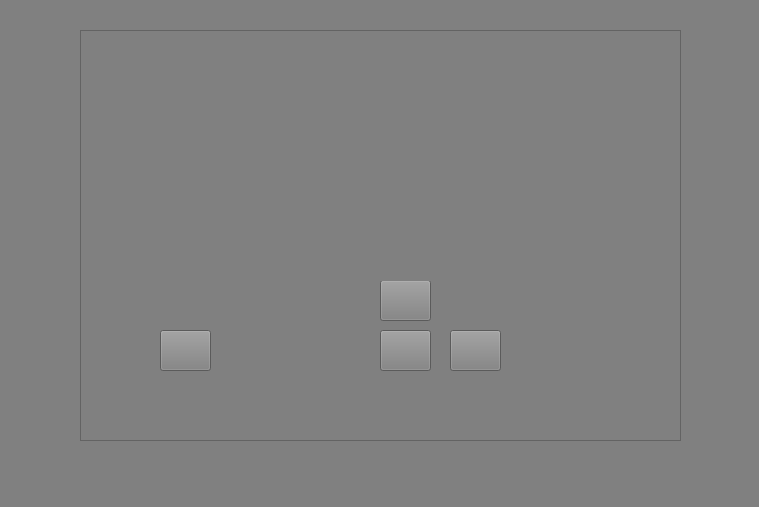
Qt form OASIS_Pro/ui/mainwindow.ui (HanLu-CA/Team-23-OASIS-Pro) before a commit.
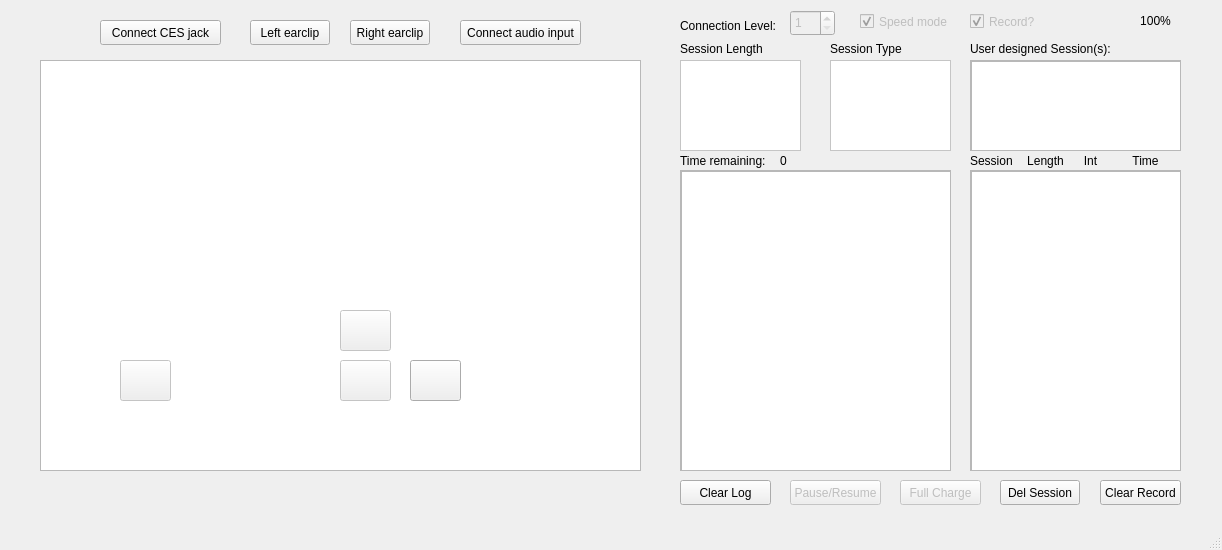
The same form after that commit. Icons and pictures are not drawn.

The edit to the form file:
```diff
--- a/OASIS_Pro/ui/mainwindow.ui
+++ b/OASIS_Pro/ui/mainwindow.ui
@@ -6,8 +6,8 @@
    <rect>
     <x>0</x>
     <y>0</y>
-    <width>759</width>
-    <height>507</height>
+    <width>1222</width>
+    <height>550</height>
    </rect>
   </property>
   <property name="windowTitle">
@@ -21,14 +21,14 @@
    <bool>false</bool>
   </property>
   <property name="styleSheet">
-   <string notr="true">background: grey;</string>
+   <string notr="true"/>
   </property>
   <widget class="QWidget" name="centralwidget">
    <widget class="QGraphicsView" name="_graphicsView">
     <property name="geometry">
      <rect>
-      <x>80</x>
-      <y>30</y>
+      <x>40</x>
+      <y>60</y>
       <width>601</width>
       <height>411</height>
      </rect>
@@ -46,12 +46,12 @@
    </widget>
    <widget class="QPushButton" name="button_start">
     <property name="enabled">
-     <bool>true</bool>
+     <bool>false</bool>
     </property>
     <property name="geometry">
      <rect>
-      <x>160</x>
-      <y>330</y>
+      <x>120</x>
+      <y>360</y>
       <width>51</width>
       <height>41</height>
      </rect>
@@ -69,27 +69,11 @@
      <string/>
     </property>
    </widget>
-   <widget class="QLabel" name="misc_CESout">
-    <property name="geometry">
-     <rect>
-      <x>120</x>
-      <y>310</y>
-      <width>31</width>
-      <height>31</height>
-     </rect>
-    </property>
-    <property name="styleSheet">
-     <string notr="true">border-image: url(:/icons/misc/CES_output_yellow.png);</string>
-    </property>
-    <property name="text">
-     <string/>
-    </property>
-   </widget>
    <widget class="QLabel" name="misc_audio">
     <property name="geometry">
      <rect>
-      <x>120</x>
-      <y>100</y>
+      <x>80</x>
+      <y>130</y>
       <width>31</width>
       <height>31</height>
      </rect>
@@ -104,8 +88,8 @@
    <widget class="QLabel" name="misc_logo">
     <property name="geometry">
      <rect>
-      <x>470</x>
-      <y>180</y>
+      <x>430</x>
+      <y>210</y>
       <width>161</width>
       <height>121</height>
      </rect>
@@ -120,8 +104,8 @@
    <widget class="QLabel" name="misc_corp">
     <property name="geometry">
      <rect>
-      <x>540</x>
-      <y>100</y>
+      <x>500</x>
+      <y>130</y>
       <width>91</width>
       <height>20</height>
      </rect>
@@ -136,8 +120,8 @@
    <widget class="QLabel" name="misc_country">
     <property name="geometry">
      <rect>
-      <x>550</x>
-      <y>350</y>
+      <x>510</x>
+      <y>380</y>
       <width>81</width>
       <height>21</height>
      </rect>
@@ -150,10 +134,13 @@
     </property>
    </widget>
    <widget class="QPushButton" name="button_up">
+    <property name="enabled">
+     <bool>false</bool>
+    </property>
     <property name="geometry">
      <rect>
-      <x>380</x>
-      <y>280</y>
+      <x>340</x>
+      <y>310</y>
       <width>51</width>
       <height>41</height>
      </rect>
@@ -172,10 +159,13 @@
     </property>
    </widget>
    <widget class="QPushButton" name="button_down">
+    <property name="enabled">
+     <bool>false</bool>
+    </property>
     <property name="geometry">
      <rect>
-      <x>380</x>
-      <y>330</y>
+      <x>340</x>
+      <y>360</y>
       <width>51</width>
       <height>41</height>
      </rect>
@@ -196,10 +186,10 @@
    <widget class="QLabel" name="freq_MET">
     <property name="geometry">
      <rect>
-      <x>170</x>
-      <y>150</y>
+      <x>130</x>
+      <y>180</y>
       <width>31</width>
-      <height>31</height>
+      <height>21</height>
      </rect>
     </property>
     <property name="styleSheet">
@@ -212,8 +202,8 @@
    <widget class="QLabel" name="ses_20min">
     <property name="geometry">
      <rect>
-      <x>210</x>
-      <y>110</y>
+      <x>170</x>
+      <y>140</y>
       <width>31</width>
       <height>31</height>
      </rect>
@@ -228,8 +218,8 @@
    <widget class="QLabel" name="ses_45min">
     <property name="geometry">
      <rect>
-      <x>250</x>
-      <y>110</y>
+      <x>210</x>
+      <y>140</y>
       <width>31</width>
       <height>31</height>
      </rect>
@@ -244,8 +234,8 @@
    <widget class="QLabel" name="ses_3hour">
     <property name="geometry">
      <rect>
-      <x>290</x>
-      <y>110</y>
+      <x>250</x>
+      <y>140</y>
       <width>31</width>
       <height>31</height>
      </rect>
@@ -260,8 +250,8 @@
    <widget class="QLabel" name="ses_userDef">
     <property name="geometry">
      <rect>
-      <x>330</x>
-      <y>110</y>
+      <x>290</x>
+      <y>140</y>
       <width>31</width>
       <height>31</height>
      </rect>
@@ -276,8 +266,8 @@
    <widget class="QPushButton" name="button_power">
     <property name="geometry">
      <rect>
-      <x>450</x>
-      <y>330</y>
+      <x>410</x>
+      <y>360</y>
       <width>51</width>
       <height>41</height>
      </rect>
@@ -298,8 +288,8 @@
    <widget class="QLabel" name="misc_intensity">
     <property name="geometry">
      <rect>
-      <x>380</x>
-      <y>250</y>
+      <x>340</x>
+      <y>280</y>
       <width>54</width>
       <height>31</height>
      </rect>
@@ -314,8 +304,8 @@
    <widget class="QLabel" name="misc_powersig">
     <property name="geometry">
      <rect>
-      <x>460</x>
-      <y>310</y>
+      <x>420</x>
+      <y>340</y>
       <width>31</width>
       <height>20</height>
      </rect>
@@ -330,8 +320,8 @@
    <widget class="QLabel" name="freq_sDelta">
     <property name="geometry">
      <rect>
-      <x>200</x>
-      <y>150</y>
+      <x>160</x>
+      <y>180</y>
       <width>21</width>
       <height>21</height>
      </rect>
@@ -346,8 +336,8 @@
    <widget class="QLabel" name="freq_delta">
     <property name="geometry">
      <rect>
-      <x>230</x>
-      <y>150</y>
+      <x>190</x>
+      <y>180</y>
       <width>21</width>
       <height>21</height>
      </rect>
@@ -362,8 +352,8 @@
    <widget class="QLabel" name="freq_theta">
     <property name="geometry">
      <rect>
-      <x>260</x>
-      <y>150</y>
+      <x>220</x>
+      <y>180</y>
       <width>21</width>
       <height>21</height>
      </rect>
@@ -378,8 +368,8 @@
    <widget class="QLabel" name="freq_alpha">
     <property name="geometry">
      <rect>
-      <x>290</x>
-      <y>150</y>
+      <x>250</x>
+      <y>180</y>
       <width>21</width>
       <height>20</height>
      </rect>
@@ -394,8 +384,8 @@
    <widget class="QLabel" name="freq_beta1">
     <property name="geometry">
      <rect>
-      <x>320</x>
-      <y>150</y>
+      <x>280</x>
+      <y>180</y>
       <width>21</width>
       <height>21</height>
      </rect>
@@ -410,8 +400,8 @@
    <widget class="QLabel" name="freq_beta2">
     <property name="geometry">
      <rect>
-      <x>350</x>
-      <y>150</y>
+      <x>310</x>
+      <y>180</y>
       <width>21</width>
       <height>20</height>
      </rect>
@@ -426,8 +416,8 @@
    <widget class="QLabel" name="freq_100hz">
     <property name="geometry">
      <rect>
-      <x>380</x>
-      <y>150</y>
+      <x>340</x>
+      <y>180</y>
       <width>31</width>
       <height>20</height>
      </rect>
@@ -442,8 +432,8 @@
    <widget class="QLabel" name="ces_spulse">
     <property name="geometry">
      <rect>
-      <x>430</x>
-      <y>90</y>
+      <x>390</x>
+      <y>120</y>
       <width>31</width>
       <height>16</height>
      </rect>
@@ -458,8 +448,8 @@
    <widget class="QLabel" name="ces_dutycycle">
     <property name="geometry">
      <rect>
-      <x>470</x>
-      <y>90</y>
+      <x>430</x>
+      <y>120</y>
       <width>31</width>
       <height>16</height>
      </rect>
@@ -474,8 +464,8 @@
    <widget class="QLabel" name="ces_left">
     <property name="geometry">
      <rect>
-      <x>430</x>
-      <y>110</y>
+      <x>390</x>
+      <y>140</y>
       <width>31</width>
       <height>21</height>
      </rect>
@@ -490,8 +480,8 @@
    <widget class="QLabel" name="ces_right">
     <property name="geometry">
      <rect>
-      <x>470</x>
-      <y>110</y>
+      <x>430</x>
+      <y>140</y>
       <width>31</width>
       <height>21</height>
      </rect>
@@ -506,9 +496,9 @@
    <widget class="QLabel" name="tdcs_l1">
     <property name="geometry">
      <rect>
-      <x>240</x>
-      <y>360</y>
-      <width>101</width>
+      <x>200</x>
+      <y>390</y>
+      <width>41</width>
       <height>17</height>
      </rect>
     </property>
@@ -522,9 +512,9 @@
    <widget class="QLabel" name="label">
     <property name="geometry">
      <rect>
-      <x>240</x>
-      <y>340</y>
-      <width>101</width>
+      <x>200</x>
+      <y>370</y>
+      <width>41</width>
       <height>17</height>
      </rect>
     </property>
@@ -538,9 +528,9 @@
    <widget class="QLabel" name="label_2">
     <property name="geometry">
      <rect>
-      <x>240</x>
-      <y>320</y>
-      <width>101</width>
+      <x>200</x>
+      <y>350</y>
+      <width>41</width>
       <height>17</height>
      </rect>
     </property>
@@ -554,14 +544,110 @@
    <widget class="QLabel" name="label_3">
     <property name="geometry">
      <rect>
-      <x>240</x>
-      <y>300</y>
-      <width>101</width>
+      <x>200</x>
+      <y>330</y>
+      <width>41</width>
+      <height>17</height>
+     </rect>
+    </property>
+    <property name="styleSheet">
+     <string notr="true">border-image: url(:/icons/connection/lev4_default.png);</string>
+    </property>
+    <property name="text">
+     <string/>
+    </property>
+   </widget>
+   <widget class="QLabel" name="con_lev5">
+    <property name="geometry">
+     <rect>
+      <x>200</x>
+      <y>310</y>
+      <width>41</width>
+      <height>17</height>
+     </rect>
+    </property>
+    <property name="styleSheet">
+     <string notr="true">border-image: url(:/icons/connection/lev5_default.png);</string>
+    </property>
+    <property name="text">
+     <string/>
+    </property>
+   </widget>
+   <widget class="QLabel" name="con_lev6">
+    <property name="geometry">
+     <rect>
+      <x>200</x>
+      <y>290</y>
+      <width>41</width>
+      <height>17</height>
+     </rect>
+    </property>
+    <property name="styleSheet">
+     <string notr="true">border-image: url(:/icons/connection/lev6_default.png);</string>
+    </property>
+    <property name="text">
+     <string/>
+    </property>
+   </widget>
+   <widget class="QLabel" name="con_lev7">
+    <property name="geometry">
+     <rect>
+      <x>200</x>
+      <y>270</y>
+      <width>41</width>
+      <height>17</height>
+     </rect>
+    </property>
+    <property name="styleSheet">
+     <string notr="true">border-image: url(:/icons/connection/lev7_default.png);</string>
+    </property>
+    <property name="text">
+     <string/>
+    </property>
+   </widget>
+   <widget class="QLabel" name="con_lev8">
+    <property name="geometry">
+     <rect>
+      <x>200</x>
+      <y>250</y>
+      <width>41</width>
+      <height>17</height>
+     </rect>
+    </property>
+    <property name="styleSheet">
+     <string notr="true">border-image: url(:/icons/connection/lev8_default.png);</string>
+    </property>
+    <property name="text">
+     <string/>
+    </property>
+   </widget>
+   <widget class="QLabel" name="tdcs_025">
+    <property name="geometry">
+     <rect>
+      <x>260</x>
+      <y>390</y>
+      <width>41</width>
+      <height>17</height>
+     </rect>
+    </property>
+    <property name="styleSheet">
+     <string notr="true">border-image: url(:/icons/tDCS/0.25_default.png);</string>
+    </property>
+    <property name="text">
+     <string/>
+    </property>
+   </widget>
+   <widget class="QLabel" name="tdcs_050">
+    <property name="geometry">
+     <rect>
+      <x>260</x>
+      <y>370</y>
+      <width>41</width>
       <height>16</height>
      </rect>
     </property>
     <property name="styleSheet">
-     <string notr="true">border-image: url(:/icons/tDCS/level4_default.png);</string>
+     <string notr="true">border-image: url(:/icons/tDCS/0.50_default.png);</string>
     </property>
     <property name="text">
      <string/>
@@ -570,9 +656,9 @@
    <widget class="QLabel" name="label_4">
     <property name="geometry">
      <rect>
-      <x>240</x>
-      <y>280</y>
-      <width>101</width>
+      <x>260</x>
+      <y>350</y>
+      <width>41</width>
       <height>17</height>
      </rect>
     </property>
@@ -586,9 +672,9 @@
    <widget class="QLabel" name="label_5">
     <property name="geometry">
      <rect>
-      <x>240</x>
-      <y>260</y>
-      <width>101</width>
+      <x>260</x>
+      <y>330</y>
+      <width>41</width>
       <height>17</height>
      </rect>
     </property>
@@ -602,9 +688,9 @@
    <widget class="QLabel" name="label_6">
     <property name="geometry">
      <rect>
-      <x>240</x>
-      <y>240</y>
-      <width>101</width>
+      <x>260</x>
+      <y>310</y>
+      <width>41</width>
       <height>17</height>
      </rect>
     </property>
@@ -618,25 +704,57 @@
    <widget class="QLabel" name="label_7">
     <property name="geometry">
      <rect>
-      <x>240</x>
+      <x>260</x>
+      <y>290</y>
+      <width>41</width>
+      <height>17</height>
+     </rect>
+    </property>
+    <property name="styleSheet">
+     <string notr="true">border-image: url(:/icons/tDCS/2.00_default.png);</string>
+    </property>
+    <property name="text">
+     <string/>
+    </property>
+   </widget>
+   <widget class="QLabel" name="tdcs_p1">
+    <property name="geometry">
+     <rect>
+      <x>260</x>
+      <y>270</y>
+      <width>41</width>
+      <height>16</height>
+     </rect>
+    </property>
+    <property name="styleSheet">
+     <string notr="true">border-image: url(:/icons/tDCS/+1_default.png);</string>
+    </property>
+    <property name="text">
+     <string/>
+    </property>
+   </widget>
+   <widget class="QLabel" name="tdcs_p2">
+    <property name="geometry">
+     <rect>
+      <x>260</x>
+      <y>250</y>
+      <width>41</width>
+      <height>16</height>
+     </rect>
+    </property>
+    <property name="styleSheet">
+     <string notr="true">border-image: url(:/icons/tDCS/+2_default.png);</string>
+    </property>
+    <property name="text">
+     <string/>
+    </property>
+   </widget>
+   <widget class="QLabel" name="tdcs_tag">
+    <property name="geometry">
+     <rect>
+      <x>260</x>
       <y>220</y>
-      <width>101</width>
-      <height>17</height>
-     </rect>
-    </property>
-    <property name="styleSheet">
-     <string notr="true">border-image: url(:/icons/tDCS/level8_default.png);</string>
-    </property>
-    <property name="text">
-     <string/>
-    </property>
-   </widget>
-   <widget class="QLabel" name="label_8">
-    <property name="geometry">
-     <rect>
-      <x>300</x>
-      <y>190</y>
-      <width>54</width>
+      <width>41</width>
       <height>21</height>
      </rect>
     </property>
@@ -647,6 +765,1045 @@
      <string/>
     </property>
    </widget>
+   <widget class="QScrollArea" name="scrollArea">
+    <property name="geometry">
+     <rect>
+      <x>680</x>
+      <y>170</y>
+      <width>271</width>
+      <height>301</height>
+     </rect>
+    </property>
+    <property name="widgetResizable">
+     <bool>true</bool>
+    </property>
+    <widget class="QWidget" name="scrollAreaWidgetContents">
+     <property name="geometry">
+      <rect>
+       <x>0</x>
+       <y>0</y>
+       <width>269</width>
+       <height>299</height>
+      </rect>
+     </property>
+     <widget class="QTextBrowser" name="logDisplay">
+      <property name="geometry">
+       <rect>
+        <x>0</x>
+        <y>0</y>
+        <width>271</width>
+        <height>301</height>
+       </rect>
+      </property>
+      <property name="autoFillBackground">
+       <bool>false</bool>
+      </property>
+     </widget>
+    </widget>
+   </widget>
+   <widget class="QPushButton" name="button_ces">
+    <property name="geometry">
+     <rect>
+      <x>100</x>
+      <y>20</y>
+      <width>121</width>
+      <height>25</height>
+     </rect>
+    </property>
+    <property name="text">
+     <string>Connect CES jack</string>
+    </property>
+   </widget>
+   <widget class="QPushButton" name="button_audio">
+    <property name="geometry">
+     <rect>
+      <x>460</x>
+      <y>20</y>
+      <width>121</width>
+      <height>25</height>
+     </rect>
+    </property>
+    <property name="text">
+     <string>Connect audio input</string>
+    </property>
+   </widget>
+   <widget class="QWidget" name="tdcs" native="true">
+    <property name="geometry">
+     <rect>
+      <x>260</x>
+      <y>250</y>
+      <width>41</width>
+      <height>161</height>
+     </rect>
+    </property>
+    <widget class="QLabel" name="tdcs_025_lit">
+     <property name="geometry">
+      <rect>
+       <x>0</x>
+       <y>140</y>
+       <width>41</width>
+       <height>16</height>
+      </rect>
+     </property>
+     <property name="styleSheet">
+      <string notr="true">border-image:url(:/icons/tDCS/0.25_lit.png)</string>
+     </property>
+     <property name="text">
+      <string/>
+     </property>
+    </widget>
+    <widget class="QLabel" name="tdcs_050_lit">
+     <property name="geometry">
+      <rect>
+       <x>0</x>
+       <y>120</y>
+       <width>41</width>
+       <height>16</height>
+      </rect>
+     </property>
+     <property name="styleSheet">
+      <string notr="true">border-image:url(:/icons/tDCS/0.50_lit.png)</string>
+     </property>
+     <property name="text">
+      <string/>
+     </property>
+    </widget>
+    <widget class="QLabel" name="tdcs_075_lit">
+     <property name="geometry">
+      <rect>
+       <x>0</x>
+       <y>100</y>
+       <width>41</width>
+       <height>16</height>
+      </rect>
+     </property>
+     <property name="styleSheet">
+      <string notr="true">border-image:url(:/icons/tDCS/0.75_lit.png)</string>
+     </property>
+     <property name="text">
+      <string/>
+     </property>
+    </widget>
+    <widget class="QLabel" name="tdcs_100_lit">
+     <property name="geometry">
+      <rect>
+       <x>0</x>
+       <y>80</y>
+       <width>41</width>
+       <height>16</height>
+      </rect>
+     </property>
+     <property name="styleSheet">
+      <string notr="true">border-image:url(:/icons/tDCS/1.00_lit.png)</string>
+     </property>
+     <property name="text">
+      <string/>
+     </property>
+    </widget>
+    <widget class="QLabel" name="tdcs_150_lit">
+     <property name="geometry">
+      <rect>
+       <x>0</x>
+       <y>60</y>
+       <width>41</width>
+       <height>16</height>
+      </rect>
+     </property>
+     <property name="styleSheet">
+      <string notr="true">border-image:url(:/icons/tDCS/1.50_lit.png)</string>
+     </property>
+     <property name="text">
+      <string/>
+     </property>
+    </widget>
+    <widget class="QLabel" name="tdcs_200_lit">
+     <property name="geometry">
+      <rect>
+       <x>0</x>
+       <y>40</y>
+       <width>41</width>
+       <height>16</height>
+      </rect>
+     </property>
+     <property name="styleSheet">
+      <string notr="true">border-image:url(:/icons/tDCS/2.00_lit.png)</string>
+     </property>
+     <property name="text">
+      <string/>
+     </property>
+    </widget>
+    <widget class="QLabel" name="tdcs_p1_lit">
+     <property name="geometry">
+      <rect>
+       <x>0</x>
+       <y>20</y>
+       <width>41</width>
+       <height>16</height>
+      </rect>
+     </property>
+     <property name="styleSheet">
+      <string notr="true">border-image:url(:/icons/tDCS/+1_lit.png)</string>
+     </property>
+     <property name="text">
+      <string/>
+     </property>
+    </widget>
+    <widget class="QLabel" name="tdcs_p2_lit">
+     <property name="geometry">
+      <rect>
+       <x>0</x>
+       <y>0</y>
+       <width>41</width>
+       <height>16</height>
+      </rect>
+     </property>
+     <property name="styleSheet">
+      <string notr="true">border-image:url(:/icons/tDCS/+2_lit.png)</string>
+     </property>
+     <property name="text">
+      <string/>
+     </property>
+    </widget>
+   </widget>
+   <widget class="QLabel" name="ces_jack">
+    <property name="geometry">
+     <rect>
+      <x>80</x>
+      <y>340</y>
+      <width>31</width>
+      <height>21</height>
+     </rect>
+    </property>
+    <property name="styleSheet">
+     <string notr="true">border-image:url(:/icons/misc/CES_output_default.png)</string>
+    </property>
+    <property name="text">
+     <string/>
+    </property>
+   </widget>
+   <widget class="QWidget" name="sessionWidget" native="true">
+    <property name="geometry">
+     <rect>
+      <x>120</x>
+      <y>110</y>
+      <width>341</width>
+      <height>101</height>
+     </rect>
+    </property>
+    <widget class="QLabel" name="lit_ses_20min">
+     <property name="geometry">
+      <rect>
+       <x>50</x>
+       <y>30</y>
+       <width>31</width>
+       <height>31</height>
+      </rect>
+     </property>
+     <property name="styleSheet">
+      <string notr="true">border-image:url(:/icons/session group/20m_green.png)</string>
+     </property>
+     <property name="text">
+      <string/>
+     </property>
+    </widget>
+    <widget class="QLabel" name="lit_ses_45min">
+     <property name="geometry">
+      <rect>
+       <x>90</x>
+       <y>30</y>
+       <width>31</width>
+       <height>31</height>
+      </rect>
+     </property>
+     <property name="styleSheet">
+      <string notr="true">border-image:url(:/icons/session group/45m_yellow.png)</string>
+     </property>
+     <property name="text">
+      <string/>
+     </property>
+    </widget>
+    <widget class="QLabel" name="lit_ses_3hour">
+     <property name="geometry">
+      <rect>
+       <x>130</x>
+       <y>30</y>
+       <width>31</width>
+       <height>31</height>
+      </rect>
+     </property>
+     <property name="styleSheet">
+      <string notr="true">border-image:url(:/icons/session group/3h_green.png)</string>
+     </property>
+     <property name="text">
+      <string/>
+     </property>
+    </widget>
+    <widget class="QLabel" name="lit_ses_userDef">
+     <property name="geometry">
+      <rect>
+       <x>170</x>
+       <y>30</y>
+       <width>31</width>
+       <height>31</height>
+      </rect>
+     </property>
+     <property name="styleSheet">
+      <string notr="true">border-image:url(:/icons/session group/userDefine_yellow.png)</string>
+     </property>
+     <property name="text">
+      <string/>
+     </property>
+    </widget>
+    <widget class="QLabel" name="ces_spulse_lit">
+     <property name="geometry">
+      <rect>
+       <x>270</x>
+       <y>10</y>
+       <width>31</width>
+       <height>16</height>
+      </rect>
+     </property>
+     <property name="styleSheet">
+      <string notr="true">border-image:url(:/icons/CES mode/spulse_red.png)</string>
+     </property>
+     <property name="text">
+      <string/>
+     </property>
+    </widget>
+    <widget class="QLabel" name="ces_dutycycle_lit">
+     <property name="geometry">
+      <rect>
+       <x>310</x>
+       <y>10</y>
+       <width>31</width>
+       <height>16</height>
+      </rect>
+     </property>
+     <property name="styleSheet">
+      <string notr="true">border-image:url(:/icons/CES mode/dutycycle_red.png)</string>
+     </property>
+     <property name="text">
+      <string/>
+     </property>
+    </widget>
+    <widget class="QLabel" name="lit_freq_MET">
+     <property name="geometry">
+      <rect>
+       <x>10</x>
+       <y>70</y>
+       <width>31</width>
+       <height>21</height>
+      </rect>
+     </property>
+     <property name="styleSheet">
+      <string notr="true">border-image:url(:/icons/session freq/MET_red.png)</string>
+     </property>
+     <property name="text">
+      <string/>
+     </property>
+    </widget>
+    <widget class="QLabel" name="lit_freq_sDelta">
+     <property name="geometry">
+      <rect>
+       <x>40</x>
+       <y>70</y>
+       <width>21</width>
+       <height>21</height>
+      </rect>
+     </property>
+     <property name="styleSheet">
+      <string notr="true">border-image:url(:/icons/session freq/sDel_green.png)</string>
+     </property>
+     <property name="text">
+      <string/>
+     </property>
+    </widget>
+    <widget class="QLabel" name="lit_freq_delta">
+     <property name="geometry">
+      <rect>
+       <x>70</x>
+       <y>70</y>
+       <width>21</width>
+       <height>21</height>
+      </rect>
+     </property>
+     <property name="styleSheet">
+      <string notr="true">border-image:url(:/icons/session freq/del_yellow.png)</string>
+     </property>
+     <property name="text">
+      <string/>
+     </property>
+    </widget>
+    <widget class="QLabel" name="lit_freq_theta">
+     <property name="geometry">
+      <rect>
+       <x>100</x>
+       <y>70</y>
+       <width>21</width>
+       <height>21</height>
+      </rect>
+     </property>
+     <property name="styleSheet">
+      <string notr="true">border-image:url(:/icons/session freq/theta_green.png)</string>
+     </property>
+     <property name="text">
+      <string/>
+     </property>
+    </widget>
+    <widget class="QLabel" name="lit_freq_alpha">
+     <property name="geometry">
+      <rect>
+       <x>130</x>
+       <y>70</y>
+       <width>21</width>
+       <height>21</height>
+      </rect>
+     </property>
+     <property name="styleSheet">
+      <string notr="true">border-image:url(:/icons/session freq/alpha_yellow.png)</string>
+     </property>
+     <property name="text">
+      <string/>
+     </property>
+    </widget>
+    <widget class="QLabel" name="lit_freq_beta1">
+     <property name="geometry">
+      <rect>
+       <x>160</x>
+       <y>70</y>
+       <width>21</width>
+       <height>21</height>
+      </rect>
+     </property>
+     <property name="styleSheet">
+      <string notr="true">border-image:url(:/icons/session freq/beta1_green.png)</string>
+     </property>
+     <property name="text">
+      <string/>
+     </property>
+    </widget>
+    <widget class="QLabel" name="lit_freq_beta2">
+     <property name="geometry">
+      <rect>
+       <x>190</x>
+       <y>70</y>
+       <width>21</width>
+       <height>21</height>
+      </rect>
+     </property>
+     <property name="styleSheet">
+      <string notr="true">border-image:url(:/icons/session freq/beta2_yellow.png)</string>
+     </property>
+     <property name="text">
+      <string/>
+     </property>
+    </widget>
+    <widget class="QLabel" name="lit_freq_100hz">
+     <property name="geometry">
+      <rect>
+       <x>220</x>
+       <y>70</y>
+       <width>31</width>
+       <height>21</height>
+      </rect>
+     </property>
+     <property name="styleSheet">
+      <string notr="true">border-image:url(:/icons/session freq/100hz_green.png)</string>
+     </property>
+     <property name="text">
+      <string/>
+     </property>
+    </widget>
+   </widget>
+   <widget class="QListWidget" name="ses_len_widget">
+    <property name="enabled">
+     <bool>false</bool>
+    </property>
+    <property name="geometry">
+     <rect>
+      <x>680</x>
+      <y>60</y>
+      <width>121</width>
+      <height>91</height>
+     </rect>
+    </property>
+    <property name="styleSheet">
+     <string notr="true">background-color: rgb(255, 255, 255);</string>
+    </property>
+   </widget>
+   <widget class="QListWidget" name="ses_type_widget">
+    <property name="enabled">
+     <bool>false</bool>
+    </property>
+    <property name="geometry">
+     <rect>
+      <x>830</x>
+      <y>60</y>
+      <width>121</width>
+      <height>91</height>
+     </rect>
+    </property>
+    <property name="styleSheet">
+     <string notr="true">background-color: rgb(255, 255, 255);</string>
+    </property>
+   </widget>
+   <widget class="QPushButton" name="button_clearLog">
+    <property name="geometry">
+     <rect>
+      <x>680</x>
+      <y>480</y>
+      <width>91</width>
+      <height>25</height>
+     </rect>
+    </property>
+    <property name="text">
+     <string>Clear Log</string>
+    </property>
+   </widget>
+   <widget class="QPushButton" name="earclip_left">
+    <property name="geometry">
+     <rect>
+      <x>250</x>
+      <y>20</y>
+      <width>80</width>
+      <height>25</height>
+     </rect>
+    </property>
+    <property name="text">
+     <string>Left earclip</string>
+    </property>
+   </widget>
+   <widget class="QPushButton" name="earclip_right">
+    <property name="geometry">
+     <rect>
+      <x>350</x>
+      <y>20</y>
+      <width>80</width>
+      <height>25</height>
+     </rect>
+    </property>
+    <property name="text">
+     <string>Right earclip</string>
+    </property>
+   </widget>
+   <widget class="QSpinBox" name="connection">
+    <property name="enabled">
+     <bool>false</bool>
+    </property>
+    <property name="geometry">
+     <rect>
+      <x>790</x>
+      <y>10</y>
+      <width>45</width>
+      <height>26</height>
+     </rect>
+    </property>
+    <property name="minimum">
+     <number>1</number>
+    </property>
+    <property name="maximum">
+     <number>3</number>
+    </property>
+   </widget>
+   <widget class="QLabel" name="connection_label">
+    <property name="geometry">
+     <rect>
+      <x>680</x>
+      <y>10</y>
+      <width>101</width>
+      <height>31</height>
+     </rect>
+    </property>
+    <property name="text">
+     <string>Connection Level:</string>
+    </property>
+   </widget>
+   <widget class="QLabel" name="time_tag">
+    <property name="geometry">
+     <rect>
+      <x>680</x>
+      <y>150</y>
+      <width>101</width>
+      <height>21</height>
+     </rect>
+    </property>
+    <property name="text">
+     <string>Time remaining:</string>
+    </property>
+   </widget>
+   <widget class="QLabel" name="time_remain">
+    <property name="geometry">
+     <rect>
+      <x>780</x>
+      <y>150</y>
+      <width>51</width>
+      <height>21</height>
+     </rect>
+    </property>
+    <property name="text">
+     <string>0</string>
+    </property>
+   </widget>
+   <widget class="QPushButton" name="button_pause">
+    <property name="enabled">
+     <bool>false</bool>
+    </property>
+    <property name="geometry">
+     <rect>
+      <x>790</x>
+      <y>480</y>
+      <width>91</width>
+      <height>25</height>
+     </rect>
+    </property>
+    <property name="text">
+     <string>Pause/Resume</string>
+    </property>
+   </widget>
+   <widget class="QLabel" name="battery_state">
+    <property name="geometry">
+     <rect>
+      <x>1130</x>
+      <y>10</y>
+      <width>51</width>
+      <height>21</height>
+     </rect>
+    </property>
+    <property name="layoutDirection">
+     <enum>Qt::LeftToRight</enum>
+    </property>
+    <property name="styleSheet">
+     <string notr="true">border-image: url(:/overlay/bat_green.png)</string>
+    </property>
+    <property name="text">
+     <string>100%</string>
+    </property>
+    <property name="alignment">
+     <set>Qt::AlignCenter</set>
+    </property>
+   </widget>
+   <widget class="QWidget" name="connectivity" native="true">
+    <property name="geometry">
+     <rect>
+      <x>200</x>
+      <y>250</y>
+      <width>41</width>
+      <height>161</height>
+     </rect>
+    </property>
+    <widget class="QWidget" name="connectivity_1" native="true">
+     <property name="geometry">
+      <rect>
+       <x>0</x>
+       <y>100</y>
+       <width>41</width>
+       <height>61</height>
+      </rect>
+     </property>
+     <widget class="QLabel" name="con_lev1_lit">
+      <property name="geometry">
+       <rect>
+        <x>0</x>
+        <y>40</y>
+        <width>41</width>
+        <height>16</height>
+       </rect>
+      </property>
+      <property name="styleSheet">
+       <string notr="true">border-image:url(:/icons/connection/lev1_lit.png)</string>
+      </property>
+      <property name="text">
+       <string/>
+      </property>
+     </widget>
+     <widget class="QLabel" name="con_lev2_lit">
+      <property name="geometry">
+       <rect>
+        <x>0</x>
+        <y>20</y>
+        <width>41</width>
+        <height>16</height>
+       </rect>
+      </property>
+      <property name="styleSheet">
+       <string notr="true">border-image:url(:/icons/connection/lev2_lit.png)</string>
+      </property>
+      <property name="text">
+       <string/>
+      </property>
+     </widget>
+     <widget class="QLabel" name="con_lev3_lit">
+      <property name="geometry">
+       <rect>
+        <x>0</x>
+        <y>0</y>
+        <width>41</width>
+        <height>16</height>
+       </rect>
+      </property>
+      <property name="styleSheet">
+       <string notr="true">border-image:url(:/icons/connection/lev3_lit.png)</string>
+      </property>
+      <property name="text">
+       <string/>
+      </property>
+     </widget>
+    </widget>
+    <widget class="QWidget" name="connectivity_2" native="true">
+     <property name="geometry">
+      <rect>
+       <x>0</x>
+       <y>40</y>
+       <width>41</width>
+       <height>61</height>
+      </rect>
+     </property>
+     <widget class="QLabel" name="con_lev4_lit">
+      <property name="geometry">
+       <rect>
+        <x>0</x>
+        <y>40</y>
+        <width>41</width>
+        <height>16</height>
+       </rect>
+      </property>
+      <property name="styleSheet">
+       <string notr="true">border-image:url(:/icons/connection/lev4_lit.png)</string>
+      </property>
+      <property name="text">
+       <string/>
+      </property>
+     </widget>
+     <widget class="QLabel" name="con_lev5_lit">
+      <property name="geometry">
+       <rect>
+        <x>0</x>
+        <y>20</y>
+        <width>41</width>
+        <height>16</height>
+       </rect>
+      </property>
+      <property name="styleSheet">
+       <string notr="true">border-image:url(:/icons/connection/lev5_lit.png)</string>
+      </property>
+      <property name="text">
+       <string/>
+      </property>
+     </widget>
+     <widget class="QLabel" name="con_lev6_lit">
+      <property name="geometry">
+       <rect>
+        <x>0</x>
+        <y>0</y>
+        <width>41</width>
+        <height>16</height>
+       </rect>
+      </property>
+      <property name="styleSheet">
+       <string notr="true">border-image:url(:/icons/connection/lev6_lit.png)</string>
+      </property>
+      <property name="text">
+       <string/>
+      </property>
+     </widget>
+    </widget>
+    <widget class="QWidget" name="connectivity_3" native="true">
+     <property name="geometry">
+      <rect>
+       <x>0</x>
+       <y>0</y>
+       <width>41</width>
+       <height>41</height>
+      </rect>
+     </property>
+     <widget class="QLabel" name="con_lev7_lit">
+      <property name="geometry">
+       <rect>
+        <x>0</x>
+        <y>20</y>
+        <width>41</width>
+        <height>16</height>
+       </rect>
+      </property>
+      <property name="styleSheet">
+       <string notr="true">border-image:url(:/icons/connection/lev7_lit.png)</string>
+      </property>
+      <property name="text">
+       <string/>
+      </property>
+     </widget>
+     <widget class="QLabel" name="con_lev8_lit">
+      <property name="geometry">
+       <rect>
+        <x>0</x>
+        <y>0</y>
+        <width>41</width>
+        <height>16</height>
+       </rect>
+      </property>
+      <property name="styleSheet">
+       <string notr="true">border-image:url(:/icons/connection/lev8_lit.png)</string>
+      </property>
+      <property name="text">
+       <string/>
+      </property>
+     </widget>
+    </widget>
+   </widget>
+   <widget class="QPushButton" name="button_charge">
+    <property name="enabled">
+     <bool>false</bool>
+    </property>
+    <property name="geometry">
+     <rect>
+      <x>900</x>
+      <y>480</y>
+      <width>81</width>
+      <height>25</height>
+     </rect>
+    </property>
+    <property name="text">
+     <string>Full Charge</string>
+    </property>
+   </widget>
+   <widget class="QLabel" name="ses_list_tag">
+    <property name="geometry">
+     <rect>
+      <x>970</x>
+      <y>40</y>
+      <width>151</width>
+      <height>17</height>
+     </rect>
+    </property>
+    <property name="text">
+     <string>User designed Session(s):</string>
+    </property>
+   </widget>
+   <widget class="QPushButton" name="button_clearRecord">
+    <property name="geometry">
+     <rect>
+      <x>1100</x>
+      <y>480</y>
+      <width>81</width>
+      <height>25</height>
+     </rect>
+    </property>
+    <property name="text">
+     <string>Clear Record</string>
+    </property>
+   </widget>
+   <widget class="QScrollArea" name="scrollArea_2">
+    <property name="geometry">
+     <rect>
+      <x>970</x>
+      <y>170</y>
+      <width>211</width>
+      <height>301</height>
+     </rect>
+    </property>
+    <property name="widgetResizable">
+     <bool>true</bool>
+    </property>
+    <widget class="QWidget" name="scrollAreaWidgetContents_2">
+     <property name="geometry">
+      <rect>
+       <x>0</x>
+       <y>0</y>
+       <width>209</width>
+       <height>299</height>
+      </rect>
+     </property>
+     <widget class="QTextBrowser" name="recordDisplay">
+      <property name="geometry">
+       <rect>
+        <x>0</x>
+        <y>0</y>
+        <width>211</width>
+        <height>301</height>
+       </rect>
+      </property>
+      <property name="font">
+       <font>
+        <family>Source Code Pro</family>
+       </font>
+      </property>
+      <property name="autoFillBackground">
+       <bool>false</bool>
+      </property>
+     </widget>
+    </widget>
+   </widget>
+   <widget class="QScrollArea" name="scrollArea_3">
+    <property name="geometry">
+     <rect>
+      <x>970</x>
+      <y>60</y>
+      <width>211</width>
+      <height>91</height>
+     </rect>
+    </property>
+    <property name="widgetResizable">
+     <bool>true</bool>
+    </property>
+    <widget class="QWidget" name="scrollAreaWidgetContents_3">
+     <property name="geometry">
+      <rect>
+       <x>0</x>
+       <y>0</y>
+       <width>209</width>
+       <height>89</height>
+      </rect>
+     </property>
+     <widget class="QListWidget" name="ses_list">
+      <property name="geometry">
+       <rect>
+        <x>0</x>
+        <y>0</y>
+        <width>211</width>
+        <height>91</height>
+       </rect>
+      </property>
+     </widget>
+    </widget>
+   </widget>
+   <widget class="QPushButton" name="button_del">
+    <property name="geometry">
+     <rect>
+      <x>1000</x>
+      <y>480</y>
+      <width>80</width>
+      <height>25</height>
+     </rect>
+    </property>
+    <property name="text">
+     <string>Del Session</string>
+    </property>
+   </widget>
+   <widget class="QLabel" name="ses_len_tag">
+    <property name="geometry">
+     <rect>
+      <x>680</x>
+      <y>40</y>
+      <width>91</width>
+      <height>17</height>
+     </rect>
+    </property>
+    <property name="text">
+     <string>Session Length</string>
+    </property>
+   </widget>
+   <widget class="QLabel" name="ses_type_tag">
+    <property name="geometry">
+     <rect>
+      <x>830</x>
+      <y>40</y>
+      <width>91</width>
+      <height>17</height>
+     </rect>
+    </property>
+    <property name="text">
+     <string>Session Type</string>
+    </property>
+   </widget>
+   <widget class="QCheckBox" name="ses_fast">
+    <property name="enabled">
+     <bool>false</bool>
+    </property>
+    <property name="geometry">
+     <rect>
+      <x>860</x>
+      <y>10</y>
+      <width>91</width>
+      <height>23</height>
+     </rect>
+    </property>
+    <property name="text">
+     <string>Speed mode</string>
+    </property>
+    <property name="checked">
+     <bool>true</bool>
+    </property>
+   </widget>
+   <widget class="QCheckBox" name="ses_record">
+    <property name="enabled">
+     <bool>false</bool>
+    </property>
+    <property name="geometry">
+     <rect>
+      <x>970</x>
+      <y>10</y>
+      <width>71</width>
+      <height>23</height>
+     </rect>
+    </property>
+    <property name="text">
+     <string>Record?</string>
+    </property>
+    <property name="checked">
+     <bool>true</bool>
+    </property>
+   </widget>
+   <widget class="QLabel" name="rec_ses">
+    <property name="geometry">
+     <rect>
+      <x>970</x>
+      <y>150</y>
+      <width>51</width>
+      <height>21</height>
+     </rect>
+    </property>
+    <property name="text">
+     <string>Session</string>
+    </property>
+   </widget>
+   <widget class="QLabel" name="rec_len">
+    <property name="geometry">
+     <rect>
+      <x>1020</x>
+      <y>150</y>
+      <width>51</width>
+      <height>21</height>
+     </rect>
+    </property>
+    <property name="text">
+     <string>Length</string>
+    </property>
+    <property name="alignment">
+     <set>Qt::AlignCenter</set>
+    </property>
+   </widget>
+   <widget class="QLabel" name="rec_int">
+    <property name="geometry">
+     <rect>
+      <x>1080</x>
+      <y>150</y>
+      <width>21</width>
+      <height>21</height>
+     </rect>
+    </property>
+    <property name="text">
+     <string>Int</string>
+    </property>
+    <property name="alignment">
+     <set>Qt::AlignCenter</set>
+    </property>
+   </widget>
+   <widget class="QLabel" name="rec_time">
+    <property name="geometry">
+     <rect>
+      <x>1110</x>
+      <y>150</y>
+      <width>71</width>
+      <height>21</height>
+     </rect>
+    </property>
+    <property name="text">
+     <string>Time</string>
+    </property>
+    <property name="alignment">
+     <set>Qt::AlignCenter</set>
+    </property>
+   </widget>
   </widget>
   <widget class="QMenuBar" name="menubar">
    <property name="geometry">
```
Left out of the diff: 32 changed lines with no effect on the pictures.
